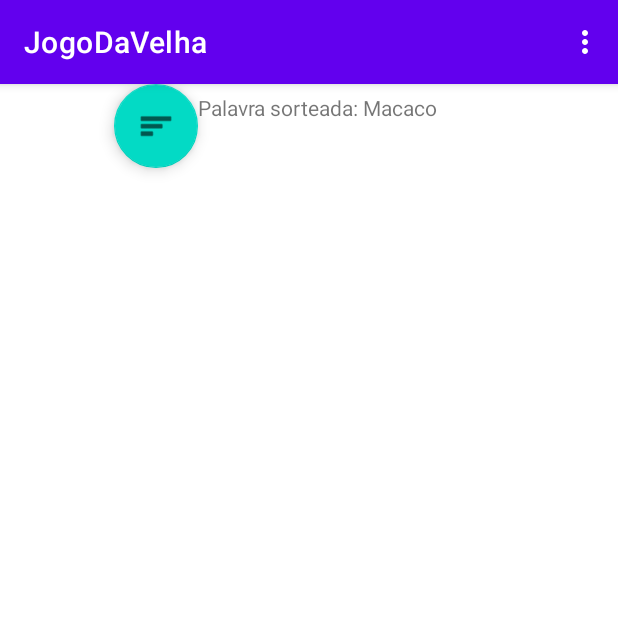
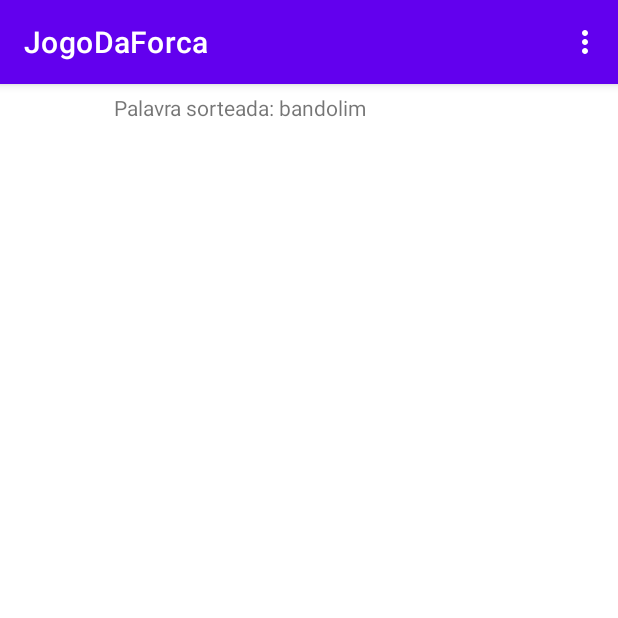
Before and after one commit to NicolyCarvalh/JogoDaForca, an Android app: the TelaJogo screen opened directly, with no data from a screen before it, on a phone screen of 412 x 824 dp, the top half of it. Run offline under Robolectric (Android 15) with nearby library versions, the phone set to English and light mode, and no system bars; Roboto replaces fonts that are not available here.

Commit message:
Correção de sorteio da palavra por mecanismo de persistência utilizando memória interna.

```diff
--- a/app/src/main/java/com/example/jogodavelha/TelaJogo.java
+++ b/app/src/main/java/com/example/jogodavelha/TelaJogo.java
@@ -3,6 +3,7 @@ package com.example.jogodavelha;
 import androidx.appcompat.app.AppCompatActivity;
 
 import android.content.Intent;
+import android.content.res.AssetManager;
 import android.os.Bundle;
 import android.view.Menu;
 import android.view.MenuItem;
@@ -10,6 +11,12 @@ import android.widget.ImageView;
 import android.widget.TextView;
 import android.widget.Toast;
 
+import java.io.BufferedReader;
+import java.io.File;
+import java.io.FileInputStream;
+import java.io.IOException;
+import java.io.InputStream;
+import java.io.InputStreamReader;
 import java.util.ArrayList;
 import java.util.List;
 import java.util.Random;
@@ -68,16 +75,19 @@ public class TelaJogo extends AppCompatActivity {
     }
     private List<String> criarListaPalavras() {
         List<String> palavras = new ArrayList<>();
-        palavras.add("Gato");
-        palavras.add("Cachorro");
-        palavras.add("Elefante");
-        palavras.add("Leão");
-        palavras.add("Girafa");
-        palavras.add("Tigre");
-        palavras.add("Macaco");
-        palavras.add("Zebra");
-        palavras.add("Cavalo");
-        palavras.add("Pássaro");
+        try {
+            AssetManager assetManager = getAssets();
+            InputStream inputStream = assetManager.open("palavras.txt");
+            BufferedReader br = new BufferedReader(new InputStreamReader(inputStream));
+
+            String linha;
+            while ((linha = br.readLine()) != null) {
+                palavras.add(linha);
+            }
+            br.close();
+        } catch (IOException e) {
+            e.printStackTrace();
+        }
         return palavras;
     }
     private String sortearPalavraAleatoria() {
--- a/app/src/main/res/layout/activity_tela_jogo.xml
+++ b/app/src/main/res/layout/activity_tela_jogo.xml
@@ -27,15 +27,6 @@
             tools:layout_editor_absoluteX="167dp"
             tools:layout_editor_absoluteY="53dp" />
 
-        <com.google.android.material.floatingactionbutton.FloatingActionButton
-            android:id="@+id/floatingActionButton"
-            android:layout_width="wrap_content"
-            android:layout_height="wrap_content"
-            android:clickable="true"
-            app:srcCompat="@android:drawable/ic_menu_sort_by_size"
-            tools:layout_editor_absoluteX="322dp"
-            tools:layout_editor_absoluteY="53dp" />
-
         <TextView
             android:id="@+id/tvPalavraSorteada"
             android:layout_width="wrap_content"
--- a/app/src/main/res/values/strings.xml
+++ b/app/src/main/res/values/strings.xml
@@ -1,5 +1,5 @@
 <resources>
-    <string name="app_name">JogoDaVelha</string>
+    <string name="app_name">JogoDaForca</string>
     <string name="titulo">JOGO DA FORCA</string>
     <string name="tvApelido">Apelido</string>
     <string name="ptApelido"> </string>
```
Also changed, not shown: app/src/main/assets/palavras.txt (added, +10 -0 lines).
